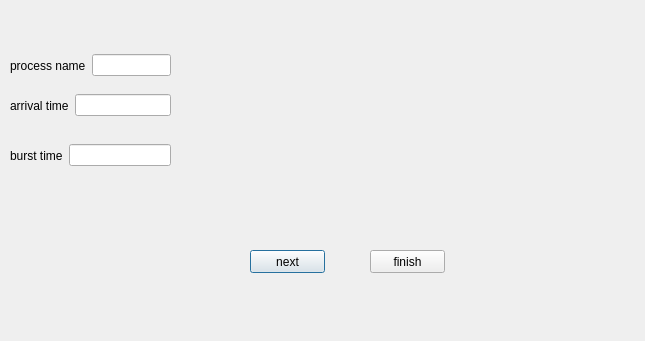
Qt form input_fcfs.ui (DaliaAymanAmeen/CPU-Scheduling-Visualization-) before a commit.
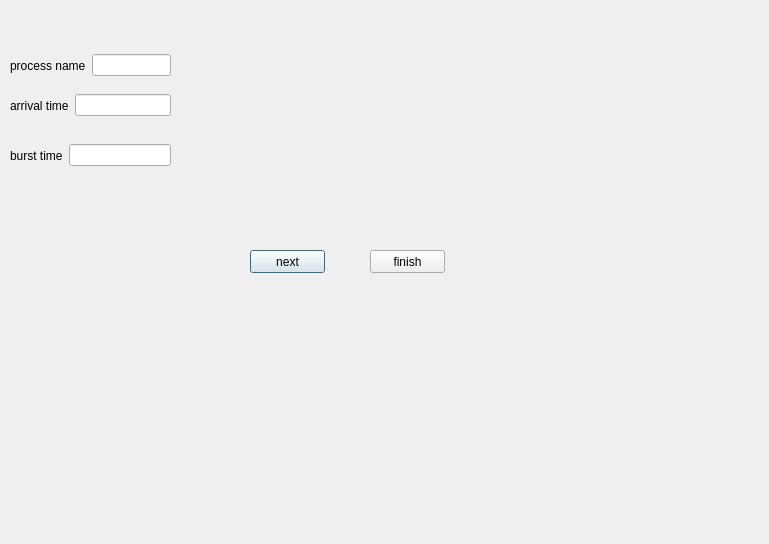
The same form after that commit.

The edit to the form file:
```diff
--- a/input_fcfs.ui
+++ b/input_fcfs.ui
@@ -6,10 +6,16 @@
    <rect>
     <x>0</x>
     <y>0</y>
-    <width>645</width>
-    <height>341</height>
+    <width>769</width>
+    <height>544</height>
    </rect>
   </property>
+  <property name="maximumSize">
+   <size>
+    <width>769</width>
+    <height>544</height>
+   </size>
+  </property>
   <property name="windowTitle">
    <string>Dialog</string>
   </property>
```
